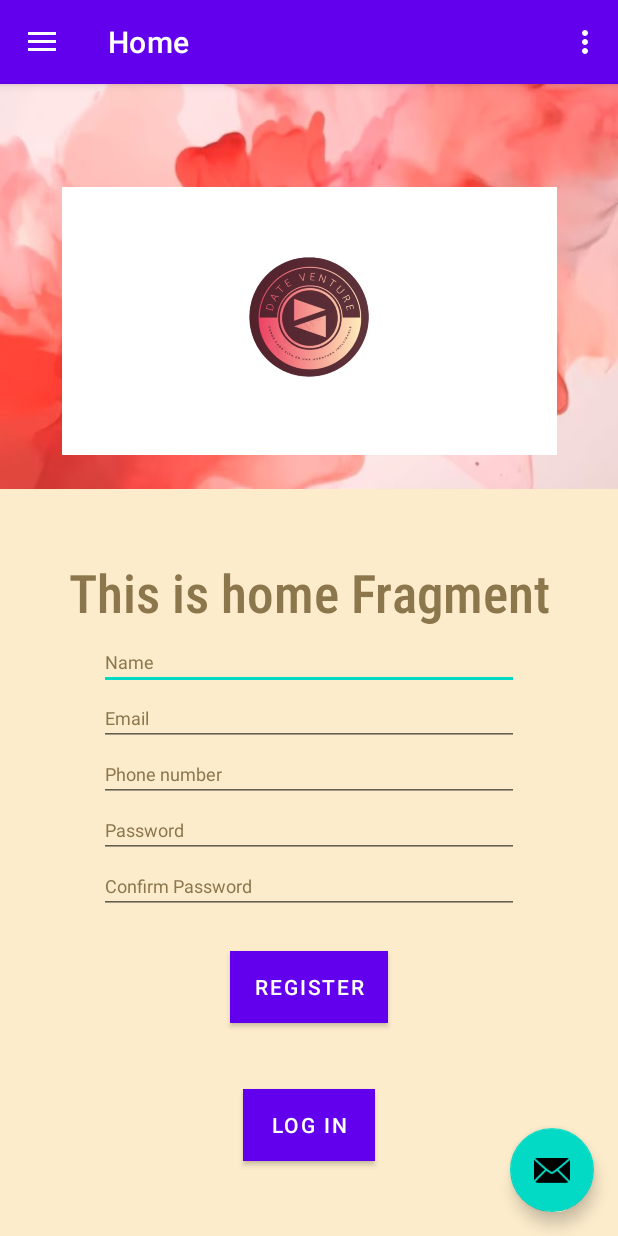
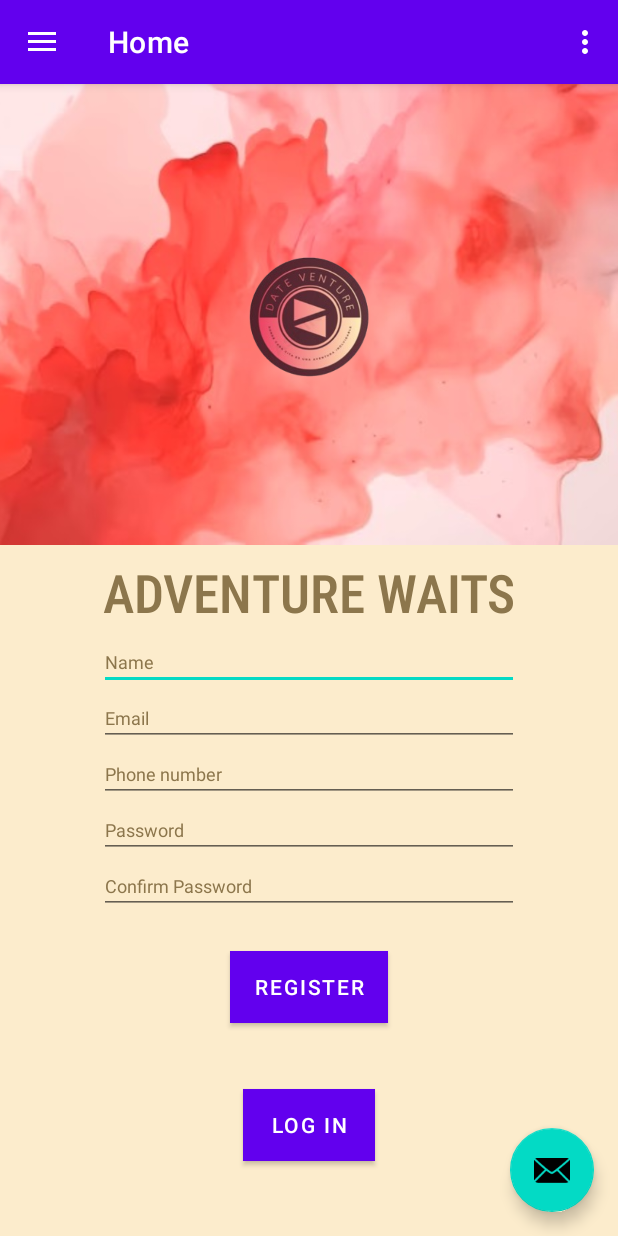
Before and after one commit to Roxxiebstar/APP_DateVenture, an Android app: the screen it shows after launch (MainActivity), on a phone screen of 412 x 824 dp. Run offline under Robolectric (Android 15) with nearby library versions, the phone set to English and light mode, and no system bars; our stand-ins replace navigation-ui.

Commit message:
Actualizando UI ver2

```diff
--- a/DateVenture/app/src/main/java/com/example/dateventure/ui/home/HomeFragment.kt
+++ b/DateVenture/app/src/main/java/com/example/dateventure/ui/home/HomeFragment.kt
@@ -28,9 +28,9 @@
         _binding = FragmentHomeBinding.inflate(inflater, container, false)
         val root: View = binding.root
 
-        val textView: TextView = binding.textHome
+        val textView: TextView = binding.AdventureWaits
         homeViewModel.text.observe(viewLifecycleOwner) {
-            textView.text = it
+
         }
         return root
     }
--- a/DateVenture/app/src/main/res/layout/fragment_home.xml
+++ b/DateVenture/app/src/main/res/layout/fragment_home.xml
@@ -8,7 +8,7 @@
     tools:context=".ui.home.HomeFragment">
 
     <TextView
-        android:id="@+id/text_home"
+        android:id="@+id/Adventure_Waits"
         android:layout_width="344dp"
         android:layout_height="46dp"
         android:fontFamily="sans-serif-condensed-medium"
@@ -24,14 +24,16 @@
 
     <ImageView
         android:id="@+id/acuarela"
-        android:layout_width="494dp"
-        android:layout_height="424dp"
+        android:layout_width="557dp"
+        android:layout_height="491dp"
+        android:contentDescription="@string/acuarela"
         android:src="@drawable/acuarela_dateventure"
-        android:contentDescription="@string/acuarela"
         app:layout_constraintBottom_toBottomOf="@+id/banner_adventure"
         app:layout_constraintEnd_toEndOf="parent"
+        app:layout_constraintHorizontal_bias="0.496"
         app:layout_constraintStart_toStartOf="parent"
-        app:layout_constraintTop_toTopOf="parent" />
+        app:layout_constraintTop_toTopOf="parent"
+        app:layout_constraintVertical_bias="0.42" />
 
     <ImageView
         android:id="@+id/banner_adventure"
@@ -39,7 +41,7 @@
         android:layout_height="201dp"
         android:contentDescription="@string/logo"
         android:src="@drawable/logo_dateventure"
-        app:layout_constraintBottom_toTopOf="@+id/text_home"
+        app:layout_constraintBottom_toTopOf="@+id/Adventure_Waits"
         app:layout_constraintEnd_toEndOf="parent"
         app:layout_constraintStart_toStartOf="parent"
         app:layout_constraintTop_toTopOf="parent" />
@@ -57,7 +59,7 @@
         android:textSize="12sp"
         app:layout_constraintEnd_toEndOf="parent"
         app:layout_constraintStart_toStartOf="parent"
-        app:layout_constraintTop_toBottomOf="@+id/text_home" />
+        app:layout_constraintTop_toBottomOf="@+id/Adventure_Waits" />
 
     <EditText
         android:id="@+id/editTextEmailAddress"
```
Also changed, not shown: DateVenture/app/src/main/res/drawable/logo_dateventure.jpg (deleted), DateVenture/app/src/main/res/drawable/logo_dateventure.png (added).
